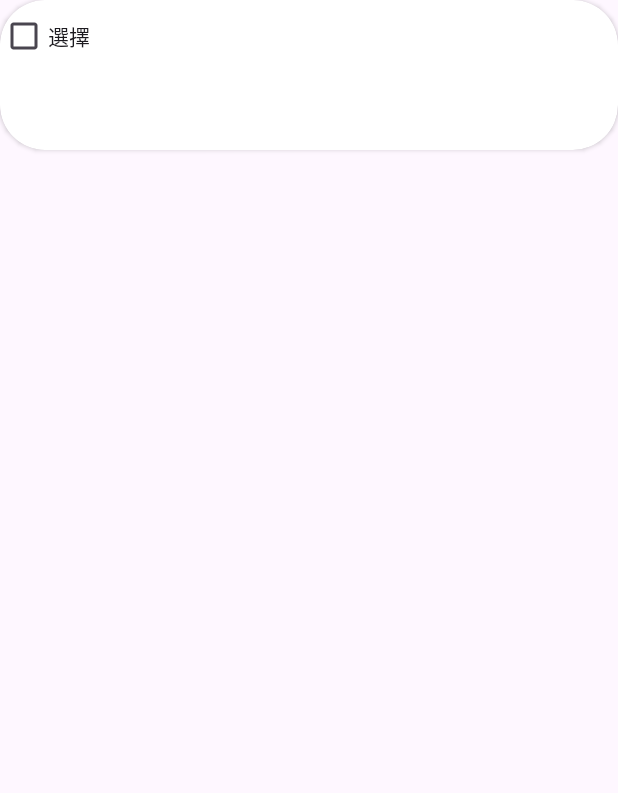
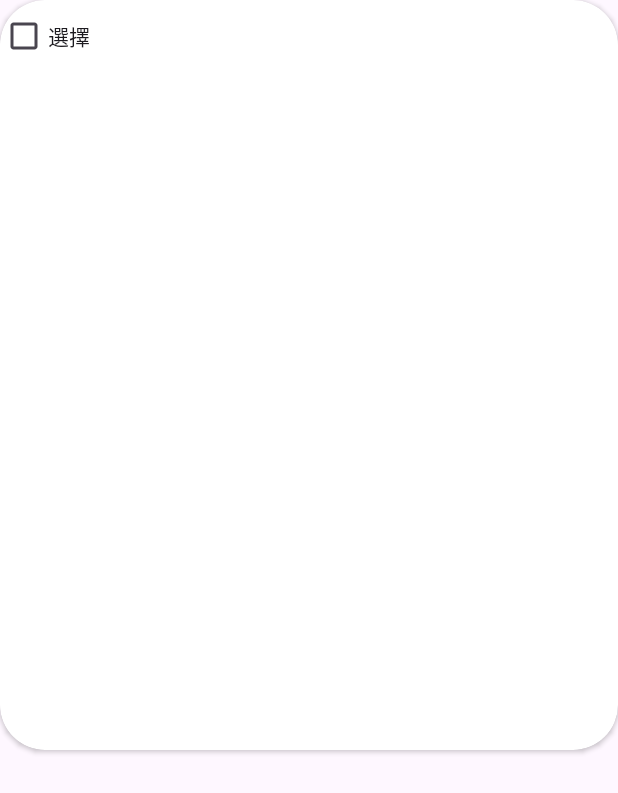
Before and after one commit to cloudfly111/MVVMJ, an Android app: the layout dialog_select_image.xml on its own in the app's theme, with its tools: preview values and no code run, on a phone screen of 412 x 824 dp. Shown: the top 793 px of the screen. Run offline under Robolectric (Android 15) with nearby library versions, the phone set to English and light mode, and no system bars.

```diff
--- a/app/src/main/res/layout/dialog_select_image.xml
+++ b/app/src/main/res/layout/dialog_select_image.xml
@@ -1,13 +1,13 @@
 <?xml version="1.0" encoding="utf-8"?>
 <androidx.cardview.widget.CardView xmlns:android="http://schemas.android.com/apk/res/android"
     android:layout_width="match_parent"
-    android:layout_height="100dp"
+    android:layout_height="wrap_content"
     xmlns:app="http://schemas.android.com/apk/res-auto"
     app:cardCornerRadius="30dp">
 
     <androidx.constraintlayout.widget.ConstraintLayout
         android:layout_width="match_parent"
-        android:layout_height="100dp">
+        android:layout_height="500dp">
         <LinearLayout
             android:id="@+id/linearLayoutId"
             android:layout_width="match_parent"
--- a/app/src/main/res/values/strings.xml
+++ b/app/src/main/res/values/strings.xml
@@ -1,3 +1,9 @@
 <resources>
     <string name="app_name">MVVMJ</string>
+    <string-array name="image">
+        <item>p3</item>
+        <item>p2</item>
+        <item>p3</item>
+
+    </string-array>
 </resources>
```
Also changed, not shown: app/src/main/java/com/example/mvvmj/MainActivity.java (+8 -0 lines), app/src/main/java/com/example/mvvmj/SelectImageDialog.java (+23 -0 lines).
